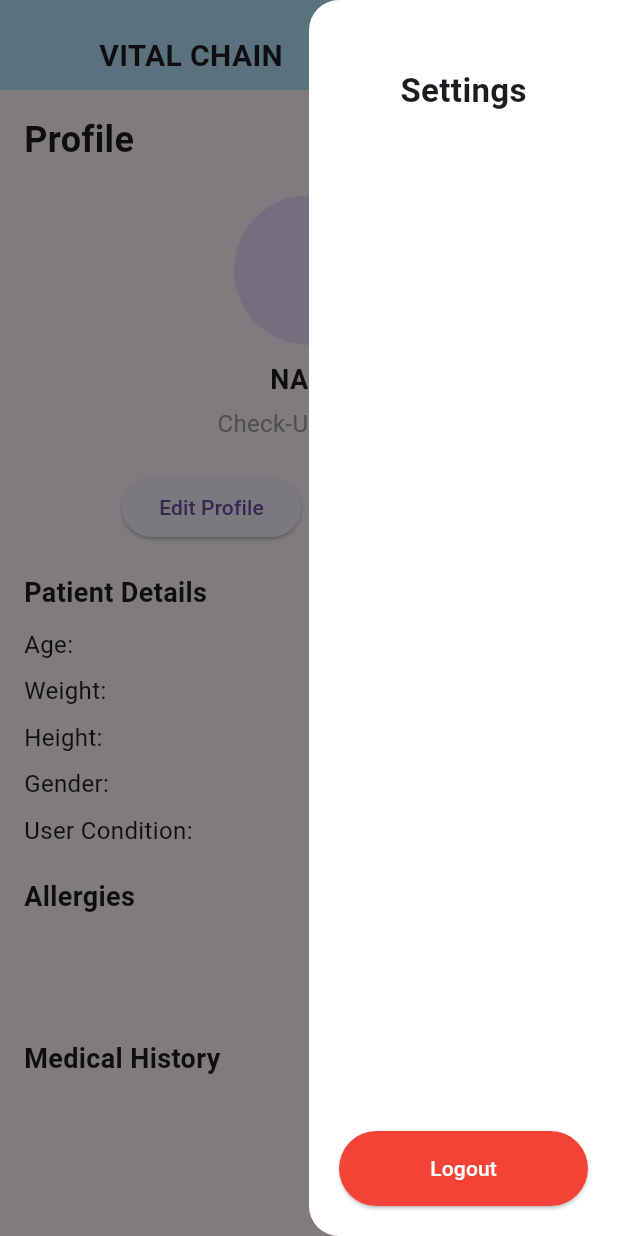
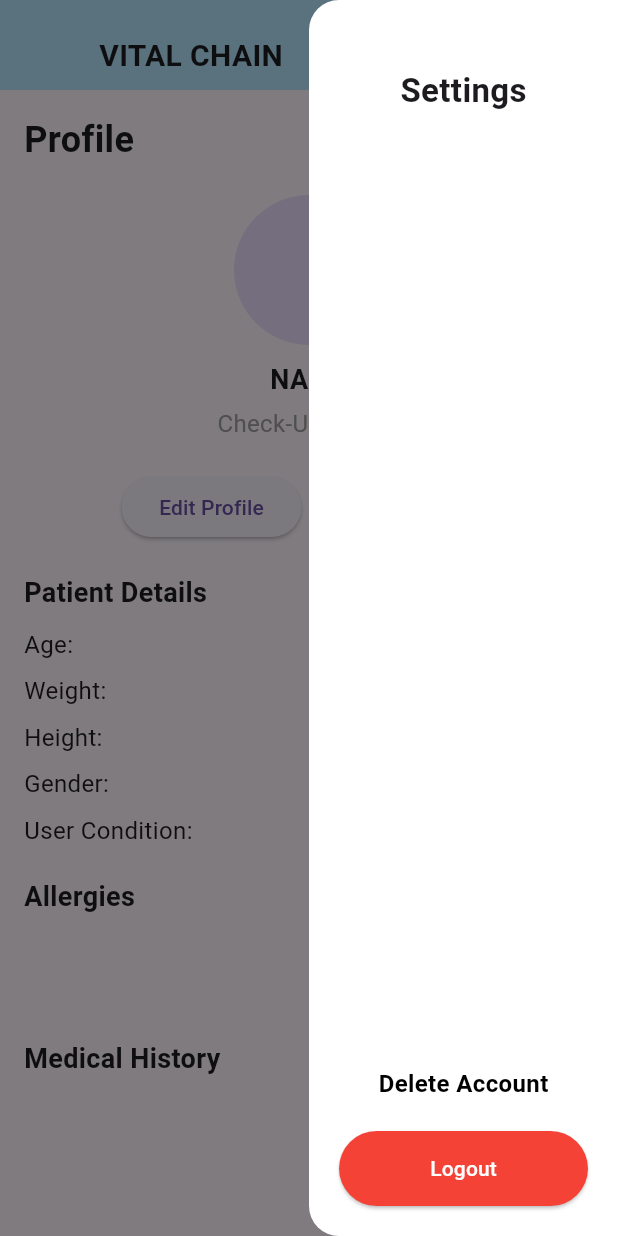
Before and after one commit to roshanthomas582/vital_chain, a Flutter app: the ProfilePage screen opened directly, after a tap on "Settings", on a phone screen of 412 x 824 dp. Run offline on Flutter 3.47's test engine with Material 3 defaults, Android fonts, the phone set to English and light mode, and no system bars; our stand-ins replace firebase_core, table_calendar; accounts and stored records are empty.

Commit message:
delete account button added in settings

```diff
--- a/lib/main.dart
+++ b/lib/main.dart
@@ -1421,6 +1421,8 @@ class ProfilePage extends StatelessWidget {
     );
   }
 }
+
+
 class SettingsPage extends StatelessWidget {
   @override
   Widget build(BuildContext context) {
@@ -1447,29 +1449,82 @@ class SettingsPage extends StatelessWidget {
               ],
             ),
           ),
-          const Spacer(), // Pushes logout button to the bottom
+          const Spacer(), // Pushes buttons to the bottom
           Padding(
-            padding: const EdgeInsets.all(20.0),
-            child: ElevatedButton(
-              onPressed: () {
-                Navigator.pop(context); // Close settings panel
-                Navigator.pushReplacement(
-                  context,
-                  MaterialPageRoute(builder: (context) => LoginPage()),
-                );
-              },
-              style: ElevatedButton.styleFrom(
-                backgroundColor: Colors.red,
-                minimumSize: const Size(double.infinity, 50), // Full width button
-              ),
-              child: const Text("Logout", style: TextStyle(color: Colors.white)),
+            padding: const EdgeInsets.symmetric(horizontal: 20.0),
+            child: Column(
+              children: [
+                GestureDetector(
+                  onTap: () {
+                    showDialog(
+                      context: context,
+                      builder: (BuildContext context) {
+                        return AlertDialog(
+                          title: const Text("Delete Account"),
+                          content: const Text(
+                              "Do you want to delete your account permanently?"),
+                          actions: [
+                            TextButton(
+                              onPressed: () {
+                                Navigator.pop(context); // Close dialog
+                              },
+                              child: const Text("No"),
+                            ),
+                            TextButton(
+                              onPressed: () {
+                                Navigator.pop(context); // Close dialog
+                                Navigator.pushReplacement(
+                                  context,
+                                  MaterialPageRoute(
+                                      builder: (context) => LandingPage()),
+                                );
+                              },
+                              child: const Text("Yes"),
+                            ),
+                          ],
+                        );
+                      },
+                    );
+                  },
+                  child: const Text(
+                    "Delete Account",
+                    style: TextStyle(
+                      color: Colors.black,
+                      fontSize: 16,
+                      fontWeight: FontWeight.bold,
+                    ),
+                  ),
+                ),
+                const SizedBox(height: 20),
+                ElevatedButton(
+                  onPressed: () {
+                    Navigator.pop(context); // Close settings panel
+                    Navigator.pushReplacement(
+                      context,
+                      MaterialPageRoute(builder: (context) => LoginPage()),
+                    );
+                  },
+                  style: ElevatedButton.styleFrom(
+                    backgroundColor: Colors.red,
+                    minimumSize: const Size(double.infinity, 50), // Full width button
+                  ),
+                  child:
+                  const Text("Logout", style: TextStyle(color: Colors.white)),
+                ),
+              ],
             ),
           ),
+          const SizedBox(height: 20),
         ],
       ),
     );
   }
 }
+
+
+
+
+
 
 
 
```
